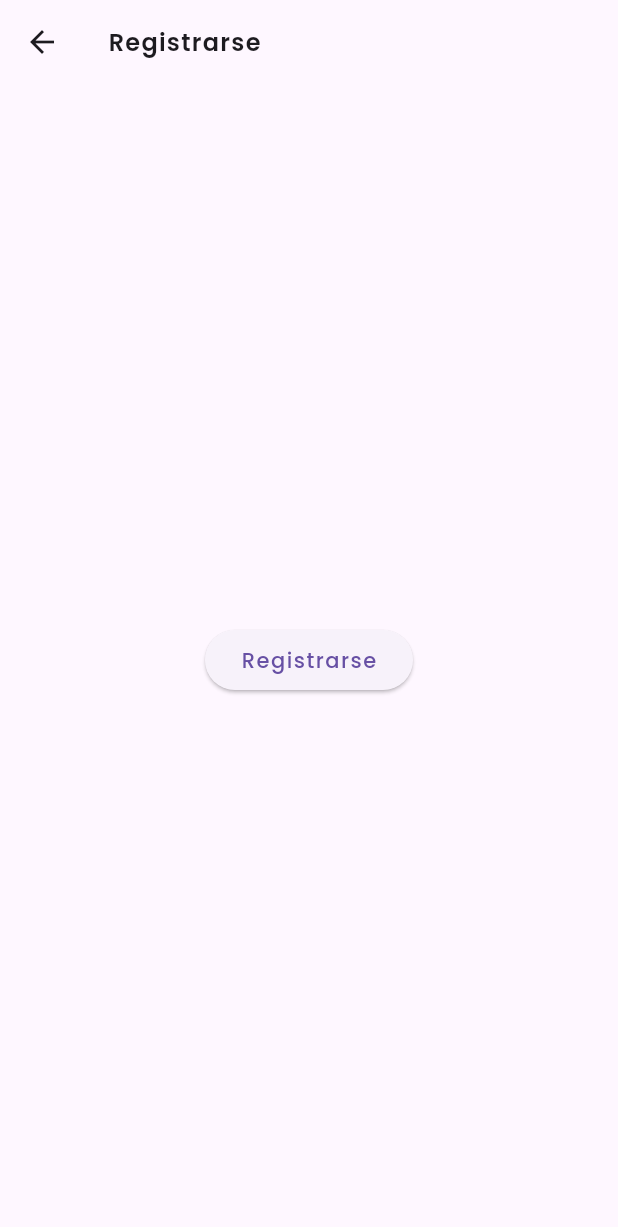
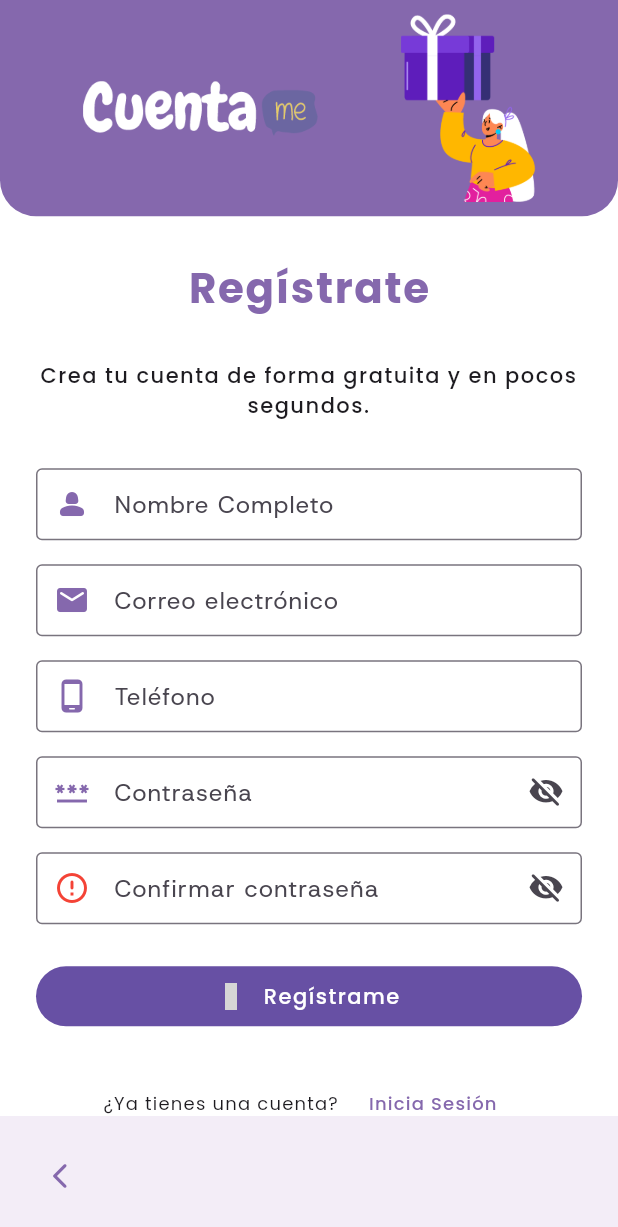
Before and after one commit to DavidPK8/CuentaMe--Mobile-App, a Flutter app: the RegisterScreen screen opened directly, on a phone screen of 412 x 824 dp. Shown: the top 1227 px of the screen. Run offline on Flutter 3.47's test engine with Material 3 defaults, Android fonts, the phone set to English and light mode, and no system bars; our stand-ins replace badges, flutter_onboarding_slider, flutter_svg, icons_plus, salomon_bottom_bar, shared_preferences; accounts and stored records are empty; network calls fail; grey boxes are pictures that could not be loaded.

```diff
--- /dev/null
+++ b/lib/api/constants/constants.api.dart
@@ -0,0 +1,25 @@
+class ApiRoutes{
+
+  //Base URL
+  static const String baseURL = "https://cuenta-me.up.railway.app/api";
+
+  // User compose endpoint
+  static const String userEndpoint = "$baseURL/user";
+
+  // User endpoints
+  static const String  login = "$userEndpoint/login";
+  static const String  register = "$userEndpoint/registrarse";
+  static const String  addAddress = "$userEndpoint/agregar-direccion";
+  static const String  profile = "$userEndpoint/perfil";
+  static const String  forgotPassword = "$userEndpoint/recuperar-password";
+  static String verifyToken(String token) => "$userEndpoint/recuperar-password/$token";
+  static String changePasword(String token) => "$userEndpoint/nuevo-password/$token";
+  static const String  sendnewOTP = "$userEndpoint/enviar-otp";
+  static const String  verifyOTP = "$userEndpoint/verificar-otp";
+  static const String  logout = "$userEndpoint/logout";
+
+  // Endpoints de las ordenes relacionadas con el usuario
+  static const String orderEndpint = "$baseURL/ordenes";
+  static String seeUserOrders(userId) => "$orderEndpint/cliente/$userId";
+
+}
--- a/lib/main.dart
+++ b/lib/main.dart
@@ -1,5 +1,5 @@
 import 'package:cuentame_tesis/theme/texts/TextTheme.dart';
-import 'package:cuentame_tesis/views/PageView.dart';
+import 'package:cuentame_tesis/views/Register/register.view.dart';
 import 'package:cuentame_tesis/views/onBoardingScreen/onBoardScreen.dart';
 import 'package:flutter/material.dart';
 import 'package:provider/provider.dart';
@@ -41,7 +41,7 @@ class MyApp extends StatelessWidget {
           if (snapshot.data == true) {
             return const OnboardScreen();
           } else {
-            return const ComposePageView();
+            return const RegisterScreen();
           }
         },
       ),
--- a/lib/views/User_Screens/login_screen.dart
+++ b/lib/views/Login/login_screen.dart
@@ -1,4 +1,4 @@
-import 'package:cuentame_tesis/views/User_Screens/register_screen.dart';
+import 'package:cuentame_tesis/views/Register/register.view.dart';
 import 'package:flutter/material.dart';
 
 import '../../theme/decorations/app_colors.dart';
--- a/lib/views/PageView.dart
+++ b/lib/views/PageView.dart
@@ -2,9 +2,9 @@ import 'package:flutter/material.dart';
 import 'package:badges/badges.dart' as badges;
 import 'package:cuentame_tesis/components/SalmonBottomNav.dart';
 import 'package:cuentame_tesis/theme/decorations/app_colors.dart';
-import 'package:cuentame_tesis/views/Basic_Views/cart_screen.dart';
-import 'package:cuentame_tesis/views/User_Screens/user_profile_screen.dart';
-import 'package:cuentame_tesis/views/Basic_Views/home_screen.dart';
+import 'package:cuentame_tesis/views/Shopping%20Cart/cart_screen.dart';
+import 'package:cuentame_tesis/views/Profile/user_profile_screen.dart';
+import 'package:cuentame_tesis/views/Home%20Screen/home_screen.dart';
 
 class ComposePageView extends StatefulWidget {
   const ComposePageView({super.key});
@@ -18,8 +18,6 @@ class _ComposePageViewState extends State<ComposePageView> {
   int _currentIndex = 0;
   late List<Map<String, dynamic>> _shoppingList = [];
   late List<Widget> _pagesCompose;
-
-  bool _isBottomNavVisible = true; // Controlar la visibilidad del Bottom Nav
 
   @override
   void initState() {
@@ -56,29 +54,7 @@ class _ComposePageViewState extends State<ComposePageView> {
       bottom: true,
       child: Scaffold(
         extendBody: true,
-        body: NotificationListener<ScrollNotification>(
-          onNotification: (scrollNotification) {
-            if (scrollNotification is ScrollUpdateNotification) {
-              // Detectar si se hace scroll hacia abajo o hacia arriba
-              if (scrollNotification.scrollDelta! > 0) {
-                // Hacer scroll hacia abajo, ocultar BottomNav
-                if (_isBottomNavVisible) {
-                  setState(() {
-                    _isBottomNavVisible = false;
-                  });
-                }
-              } else if (scrollNotification.scrollDelta! < 0) {
-                // Hacer scroll hacia arriba, mostrar BottomNav
-                if (!_isBottomNavVisible) {
-                  setState(() {
-                    _isBottomNavVisible = true;
-                  });
-                }
-              }
-            }
-            return true; // Retornar true para evitar que el scroll se propague
-          },
-          child: PageView(
+        body: PageView(
           controller: _controller,
           onPageChanged: (index) {
             setState(() {
@@ -87,17 +63,11 @@ class _ComposePageViewState extends State<ComposePageView> {
           },
           children: _pagesCompose,
         ),
-        ),
         floatingActionButton: _currentIndex == 3
             ? null
             : floatComposeCart(context),
         floatingActionButtonLocation: FloatingActionButtonLocation.endFloat,
-        bottomNavigationBar: _isBottomNavVisible
-            ? Salmonbottomnav(
-          currentIndex: _currentIndex,
-          ontabChanged: onTabSelected,
-        )
-            : null,
+        bottomNavigationBar: Salmonbottomnav(currentIndex: _currentIndex, ontabChanged: onTabSelected)
       ),
     );
   }
--- /dev/null
+++ b/lib/views/Register/register.form.dart
@@ -0,0 +1,150 @@
+import 'package:cuentame_tesis/theme/decorations/app_colors.dart';
+import 'package:flutter/material.dart';
+import 'package:icons_plus/icons_plus.dart';
+
+class RegisterForm extends StatefulWidget {
+  const RegisterForm({super.key});
+
+  @override
+  State<RegisterForm> createState() => _RegisterFormState();
+}
+
+class _RegisterFormState extends State<RegisterForm> {
+
+  final GlobalKey _registerKey = GlobalKey<FormState>();
+  final TextEditingController _nameField = TextEditingController();
+  final TextEditingController _emailField = TextEditingController();
+  final TextEditingController _phoneField = TextEditingController();
+  final TextEditingController _passwordField = TextEditingController();
+  final TextEditingController _confimPasswordField = TextEditingController();
+  final bool _ispasswordMatch = true;
+  final bool _ispasswordVisible = true;
+
+  @override
+  Widget build(BuildContext context) {
+    return Form(
+      key: _registerKey,
+      child: Column(
+        mainAxisAlignment: MainAxisAlignment.center,
+        mainAxisSize: MainAxisSize.min,
+        crossAxisAlignment: CrossAxisAlignment.stretch,
+        children: <Widget>[
+          nameInput(),
+          const SizedBox(height: 16,), // Agrega un espacio equidistante
+          emailInput(),
+          const SizedBox(height: 16,), // Agrega otro espacio equidistante
+          phoneInput(),
+          const SizedBox(height: 16,), // Otro espacio
+          passwordInput(),
+          const SizedBox(height: 16,),
+          confirmPasswordInput(),
+          const SizedBox(height: 24,),// Puedes usar flex para un espacio más grande
+          submitButton()
+        ],
+      ),
+    );
+  }
+
+  TextFormField nameInput(){
+    return TextFormField(
+      keyboardType: TextInputType.text,
+      controller: _nameField,
+      decoration: const InputDecoration(
+        hintText: "",
+        labelText: "Nombre Completo",
+        border: OutlineInputBorder(
+          gapPadding: 5,
+        ),
+        prefixIcon: Icon(Icons.person_2_rounded, color: AppColors.primaryColor,),
+      ),
+      style: Theme.of(context).textTheme.labelSmall,
+    );
+  }
+
+  TextFormField emailInput(){
+    return TextFormField(
+      keyboardType: TextInputType.emailAddress,
+      controller: _emailField,
+      decoration: const InputDecoration(
+        hintText: "",
+        labelText: "Correo electrónico",
+        border: OutlineInputBorder(
+          gapPadding: 5,
+        ),
+        prefixIcon: Icon(Icons.email_rounded, color: AppColors.primaryColor,),
+      ),
+      style: Theme.of(context).textTheme.labelSmall
+    );
+  }
+
+  TextFormField phoneInput(){
+    return TextFormField(
+      controller: _phoneField,
+      keyboardType: TextInputType.number,
+      decoration: const InputDecoration(
+        hintText: "",
+        labelText: "Teléfono",
+        border: OutlineInputBorder(
+          gapPadding: 5,
+        ),
+        prefixIcon: Icon(Icons.phone_android_rounded, color: AppColors.primaryColor,),
+      ),
+        style: Theme.of(context).textTheme.labelSmall
+    );
+  }
+
+  TextFormField passwordInput(){
+    return TextFormField(
+      controller: _passwordField,
+      obscureText: true,
+      obscuringCharacter: '*',
+      keyboardType: TextInputType.visiblePassword,
+      decoration: InputDecoration(
+        hintText: "",
+        labelText: "Contraseña",
+        border: const OutlineInputBorder(
+          gapPadding: 5,
+        ),
+        prefixIcon: const Icon(Icons.password, color: AppColors.primaryColor,),
+        suffixIcon: _ispasswordVisible ? const Icon(Icons.visibility_off_rounded) : const Icon(Icons.visibility_rounded)
+      ),
+        style: Theme.of(context).textTheme.labelSmall
+    );
+  }
+
+  TextFormField confirmPasswordInput(){
+    return TextFormField(
+      controller: _confimPasswordField,
+      obscureText: true,
+      obscuringCharacter: '*',
+      keyboardType: TextInputType.visiblePassword,
+      decoration: InputDecoration(
+        hintText: "",
+        labelText: "Confirmar contraseña",
+        border: const OutlineInputBorder(
+          gapPadding: 5,
+        ),
+
+        prefixIcon: _ispasswordMatch ? const Icon(Icons.error_outline_rounded, color: Colors.red) : const Icon(Icons.check_circle_outline_rounded, color: Colors.green,),
+        suffixIcon: _ispasswordVisible ? const Icon(Icons.visibility_off_rounded) : const Icon(Icons.visibility_rounded)
+      ),
+        style: Theme.of(context).textTheme.labelSmall
+    );
+  }
+
+  FilledButton submitButton(){
+    return FilledButton(
+        onPressed: (){},
+        child: const Row(
+          crossAxisAlignment: CrossAxisAlignment.center,
+          mainAxisAlignment: MainAxisAlignment.center,
+          mainAxisSize: MainAxisSize.min,
+          children: [
+            Icon(EvaIcons.gift_outline),
+            SizedBox(width: 12),
+            Text("Regístrame")
+          ],
+        )
+    );
+  }
+}
--- /dev/null
+++ b/lib/views/Register/register.view.dart
@@ -0,0 +1,149 @@
+import 'dart:math';
+
+import 'package:cuentame_tesis/theme/decorations/app_colors.dart';
+import 'package:cuentame_tesis/views/Login/login_screen.dart';
+import 'package:cuentame_tesis/views/Register/register.form.dart';
+import 'package:flutter/material.dart';
+
+class RegisterScreen extends StatefulWidget {
+  const RegisterScreen({super.key});
+
+  @override
+  State<RegisterScreen> createState() => _RegisterScreenState();
+}
+
+class _RegisterScreenState extends State<RegisterScreen> {
+
+  @override
+  Widget build(BuildContext context) {
+    return SafeArea(
+      child: Scaffold(
+        resizeToAvoidBottomInset: true,
+        backgroundColor: Colors.white,
+        body: SingleChildScrollView(
+          child: Column(
+            mainAxisSize: MainAxisSize.max,
+            mainAxisAlignment: MainAxisAlignment.center,
+            crossAxisAlignment: CrossAxisAlignment.center,
+            children: [
+              headerCompose(context),
+              const SizedBox(height: 32),
+              composeBody(),
+              const SizedBox(height: 24),
+              loginAdd(context),
+            ],
+          ),
+        ),
+        bottomNavigationBar: BottomAppBar(
+          child: Row(
+            crossAxisAlignment: CrossAxisAlignment.center,
+            children: [
+              IconButton(
+                onPressed: () {
+                  Navigator.pushReplacement(
+                    context,
+                    MaterialPageRoute(builder: (_) => const LoginScreen()),
+                  );
+                },
+                icon: const Icon(
+                  Icons.arrow_back_ios_new_rounded,
+                  color: AppColors.primaryColor,
+                  size: 20,
+                ),
+              )
+            ],
+          ),
+        ),
+      ),
+    );
+  }
+
+  Widget composeBody(){
+    return Padding(
+      padding: const EdgeInsets.symmetric(horizontal: 24),
+      child: Column(
+        children: [
+          Text("Regístrate",
+              style: Theme.of(context)
+                  .textTheme
+                  .displayMedium
+                  ?.copyWith(color: AppColors.primaryColor)
+          ),
+          const SizedBox(height: 32),
+          Text(
+            "Crea tu cuenta de forma gratuita y en pocos segundos.",
+            style: Theme.of(context).textTheme.labelLarge,
+            textAlign: TextAlign.center,
+          ),
+          const SizedBox(height: 32),
+          const RegisterForm()
+        ],
+      ),
+    );
+  }
+}
+
+Widget headerCompose(BuildContext context){
+  return Container(
+    height: MediaQuery.of(context).size.width * 0.35,
+    width: MediaQuery.of(context).size.width,
+    decoration: const BoxDecoration(
+      color: AppColors.primaryColor,
+      borderRadius:  BorderRadius.vertical(bottom: Radius.circular(24))
+    ),
+    child: Row(
+      mainAxisSize: MainAxisSize.max,
+      mainAxisAlignment: MainAxisAlignment.spaceEvenly,
+      crossAxisAlignment: CrossAxisAlignment.center,
+      children: [
+        Image.asset('assets/images/logo_basic.png', scale: 2.0,),
+        ClipRRect(
+          borderRadius: BorderRadius.circular(8),
+          child: Image.asset(
+            'assets/images/gift_source_1.png',
+            width: 90,
+            height: 125,
+            fit: BoxFit.cover,
+            alignment: const Alignment(0, -1),
+          ),
+        )
+
+      ],
+    ),
+  );
+}
+
+Widget loginAdd(BuildContext context) {
+  return Row(
+    mainAxisSize: MainAxisSize.min,
+    mainAxisAlignment: MainAxisAlignment.center,
+    crossAxisAlignment: CrossAxisAlignment.center,
+    children: [
+      Text(
+        "¿Ya tienes una cuenta?",
+        style: Theme.of(context).textTheme.labelMedium,
+      ),
+      const SizedBox(
+        width: 8,
+      ),
+      TextButton(
+        onPressed: () {
+          Navigator.pushReplacement(
+            context,
+            MaterialPageRoute(builder: (_) => const LoginScreen()),
+          );
+        },
+        child: Text(
+          "Inicia Sesión",
+          style: Theme.of(context)
+              .textTheme
+              .labelMedium
+              ?.copyWith(
+            color: AppColors.primaryColor,
+            fontWeight: FontWeight.w500,
+          ),
+        ),
+      ),
+    ],
+  );
+}
--- a/lib/views/User_Screens/register_screen.dart
+++ /dev/null
@@ -1,23 +0,0 @@
-import 'package:cuentame_tesis/services/authentication/auth_provider.dart';
-import 'package:flutter/material.dart';
-import 'package:provider/provider.dart';
-
-class RegisterScreen extends StatelessWidget {
-  const RegisterScreen({super.key});
-
-  @override
-  Widget build(BuildContext context) {
-    return Scaffold(
-      appBar: AppBar(title: const Text('Registrarse')),
-      body: Center(
-        child: ElevatedButton(
-          onPressed: () {
-            Provider.of<AuthProvider>(context, listen: false).login();
-            Navigator.of(context).pop(); // Volver a la pantalla de productos
-          },
-          child: const Text('Registrarse'),
-        ),
-      ),
-    );
-  }
-}
--- a/pubspec.yaml
+++ b/pubspec.yaml
@@ -37,8 +37,10 @@ dependencies:
   flutter_onboarding_slider: ^1.0.11
   flutter_search_bar: ^3.0.0
   flutter_svg: ^2.0.14
+  icons_plus: ^5.0.0
   intl: ^0.20.0
   intl_translation: ^0.20.1
+  pinput: ^5.0.0
   provider: ^6.1.2
   salomon_bottom_bar: ^3.3.2
   shared_preferences: ^2.3.3
```
Also changed, not shown: assets/images/gift_source_1.png (added), lib/views/Customizer_Box/customize_product_screen.dart (renamed from lib/views/Action_Screens/customize_product_screen.dart), lib/views/Home Screen/home_screen.dart (renamed from lib/views/Basic_Views/home_screen.dart), lib/views/Order Status Screen/order_status_screen.dart (renamed from lib/views/Action_Screens/order_status_screen.dart), lib/views/Profile/user_profile_screen.dart (renamed from lib/views/User_Screens/user_profile_screen.dart), lib/views/Register/register.fetch.dart (added), lib/views/Register/register.model.dart (added), lib/views/Shopping Cart/cart_screen.dart (renamed from lib/views/Basic_Views/cart_screen.dart), pubspec.lock. Lines whose indentation alone changed are shown as unchanged.
